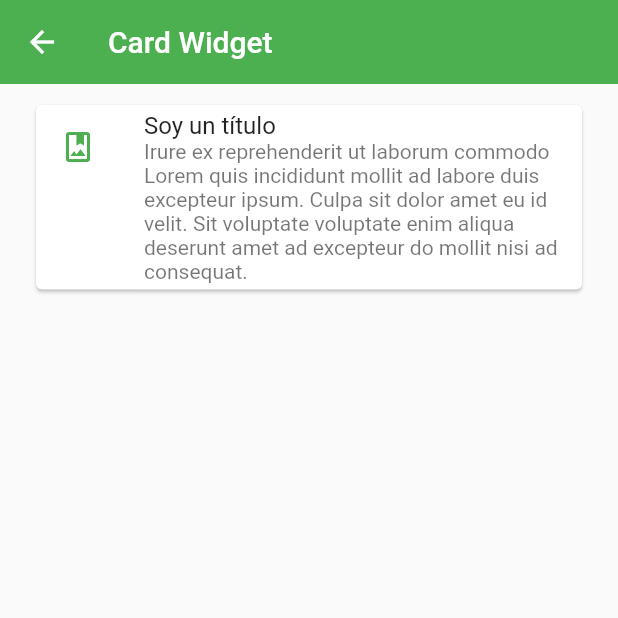
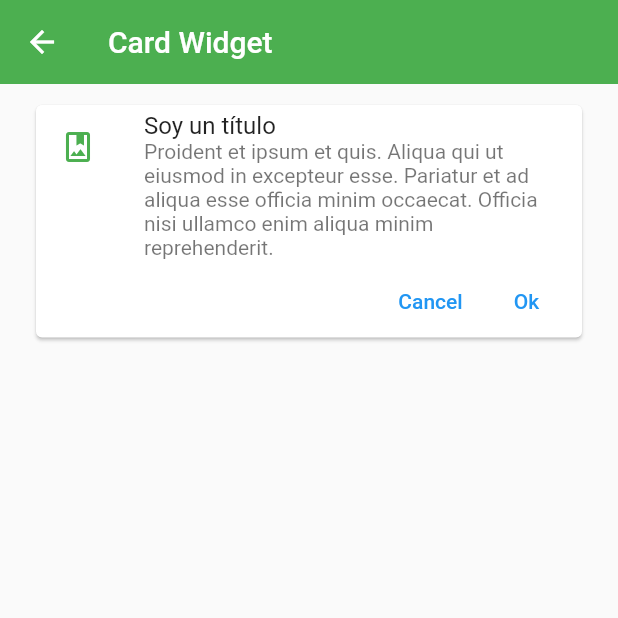
Before and after one commit to luisfdomontoya/flr_component, a Flutter app: the CardScreen screen opened by its route, on a phone screen of 412 x 824 dp, the top half of it. Run offline on Flutter 3.47's test engine with Material 2 defaults, Android fonts, the light colour scheme and no system bars.

Commit message:
card -- card widget part 2 -- adding buttons

```diff
--- a/lib/screens/card_screen.dart
+++ b/lib/screens/card_screen.dart
@@ -1,5 +1,6 @@
-import 'package:flr_component/theme/app_theme.dart';
 import 'package:flutter/material.dart';
+
+import '../widgets/widgets.dart';
 
 class CardScreen extends StatelessWidget {
   const CardScreen({Key? key}) : super(key: key);
@@ -12,21 +13,7 @@ class CardScreen extends StatelessWidget {
       ),
       body: ListView(
         padding: const EdgeInsets.symmetric(horizontal: 20, vertical: 10),
-        children: [
-          Card(
-            child: Column(
-              children: const [
-                ListTile(
-                  leading:
-                      Icon(Icons.photo_album_outlined, color: AppTheme.primary),
-                  title: Text('Soy un título'),
-                  subtitle: Text(
-                      'Irure ex reprehenderit ut laborum commodo Lorem quis incididunt mollit ad labore duis excepteur ipsum. Culpa sit dolor amet eu id velit. Sit voluptate voluptate enim aliqua deserunt amet ad excepteur do mollit nisi ad consequat.'),
-                )
-              ],
-            ),
-          )
-        ],
+        children: const [CustomCardType1()],
       ),
     );
   }
--- /dev/null
+++ b/lib/widgets/custom_card_type_1.dart
@@ -0,0 +1,41 @@
+import 'package:flutter/material.dart';
+
+import '../theme/app_theme.dart';
+
+class CustomCardType1 extends StatelessWidget {
+  const CustomCardType1({
+    Key? key,
+  }) : super(key: key);
+
+  @override
+  Widget build(BuildContext context) {
+    return Card(
+      child: Column(
+        children: [
+          const ListTile(
+            leading: Icon(Icons.photo_album_outlined, color: AppTheme.primary),
+            title: Text('Soy un título'),
+            subtitle: Text(
+                'Proident et ipsum et quis. Aliqua qui ut eiusmod in excepteur esse. Pariatur et ad aliqua esse officia minim occaecat. Officia nisi ullamco enim aliqua minim reprehenderit.'),
+          ),
+          Padding(
+            padding: const EdgeInsets.only(right: 5),
+            child: Row(
+              mainAxisAlignment: MainAxisAlignment.end,
+              children: [
+                TextButton(
+                  onPressed: () {},
+                  child: const Text('Cancel'),
+                ),
+                TextButton(
+                  onPressed: () {},
+                  child: const Text('Ok'),
+                ),
+              ],
+            ),
+          )
+        ],
+      ),
+    );
+  }
+}
--- /dev/null
+++ b/lib/widgets/widgets.dart
@@ -0,0 +1 @@
+export 'package:flr_component/widgets/custom_card_type_1.dart';
```
